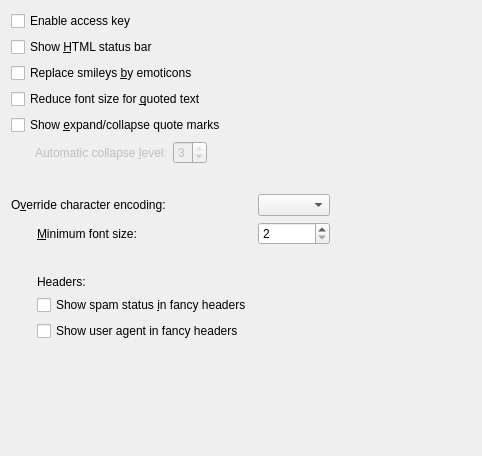
The window that messageviewer/src/ui/settings.ui (KDE/messagelib) describes before a commit, drawn with Qt 5.
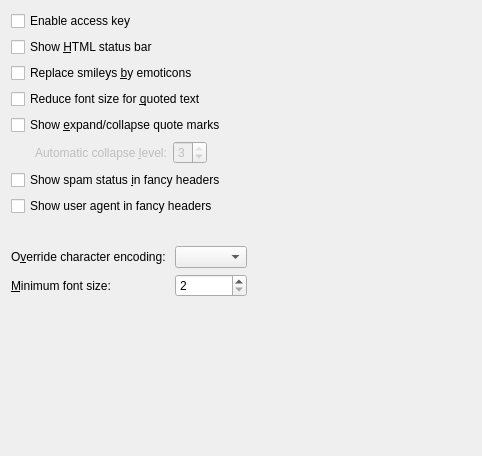
The same window after the commit. Custom widgets are drawn as their Qt base class.

Commit message: Reorganize settings

```diff
--- a/messageviewer/src/ui/settings.ui
+++ b/messageviewer/src/ui/settings.ui
@@ -31,22 +31,6 @@
    <string>Viewer settings</string>
   </property>
   <layout class="QGridLayout" name="gridLayout">
-   <item row="4" column="2">
-    <spacer name="verticalSpacer_3">
-     <property name="orientation">
-      <enum>Qt::Vertical</enum>
-     </property>
-     <property name="sizeType">
-      <enum>QSizePolicy::Fixed</enum>
-     </property>
-     <property name="sizeHint" stdset="0">
-      <size>
-       <width>20</width>
-       <height>24</height>
-      </size>
-     </property>
-    </spacer>
-   </item>
    <item row="1" column="0">
     <spacer name="verticalSpacer_2">
      <property name="orientation">
@@ -89,16 +73,6 @@
      </property>
     </widget>
    </item>
-   <item row="3" column="1">
-    <widget class="QLabel" name="label_4">
-     <property name="text">
-      <string>&amp;Minimum font size:</string>
-     </property>
-     <property name="buddy">
-      <cstring>kcfg_MinimumFontSize</cstring>
-     </property>
-    </widget>
-   </item>
    <item row="3" column="2">
     <widget class="QSpinBox" name="kcfg_MinimumFontSize">
      <property name="minimum">
@@ -208,6 +182,20 @@
        </item>
       </layout>
      </item>
+     <item>
+      <widget class="QCheckBox" name="kcfg_showSpamStatus">
+       <property name="text">
+        <string>Show spam status &amp;in fancy headers</string>
+       </property>
+      </widget>
+     </item>
+     <item>
+      <widget class="QCheckBox" name="kcfg_ShowUserAgent">
+       <property name="text">
+        <string>Show user agent in fancy headers</string>
+       </property>
+      </widget>
+     </item>
     </layout>
    </item>
    <item row="3" column="3">
@@ -223,13 +211,6 @@
      </property>
     </spacer>
    </item>
-   <item row="5" column="1">
-    <widget class="QLabel" name="label">
-     <property name="text">
-      <string>Headers:</string>
-     </property>
-    </widget>
-   </item>
    <item row="9" column="0" colspan="3">
     <spacer name="verticalSpacer">
      <property name="orientation">
@@ -243,17 +224,13 @@
      </property>
     </spacer>
    </item>
-   <item row="8" column="1">
-    <widget class="QCheckBox" name="kcfg_ShowUserAgent">
+   <item row="3" column="0">
+    <widget class="QLabel" name="label_4">
      <property name="text">
-      <string>Show user agent in fancy headers</string>
+      <string>&amp;Minimum font size:</string>
      </property>
-    </widget>
-   </item>
-   <item row="7" column="1">
-    <widget class="QCheckBox" name="kcfg_showSpamStatus">
-     <property name="text">
-      <string>Show spam status &amp;in fancy headers</string>
+     <property name="buddy">
+      <cstring>kcfg_MinimumFontSize</cstring>
      </property>
     </widget>
    </item>
```
